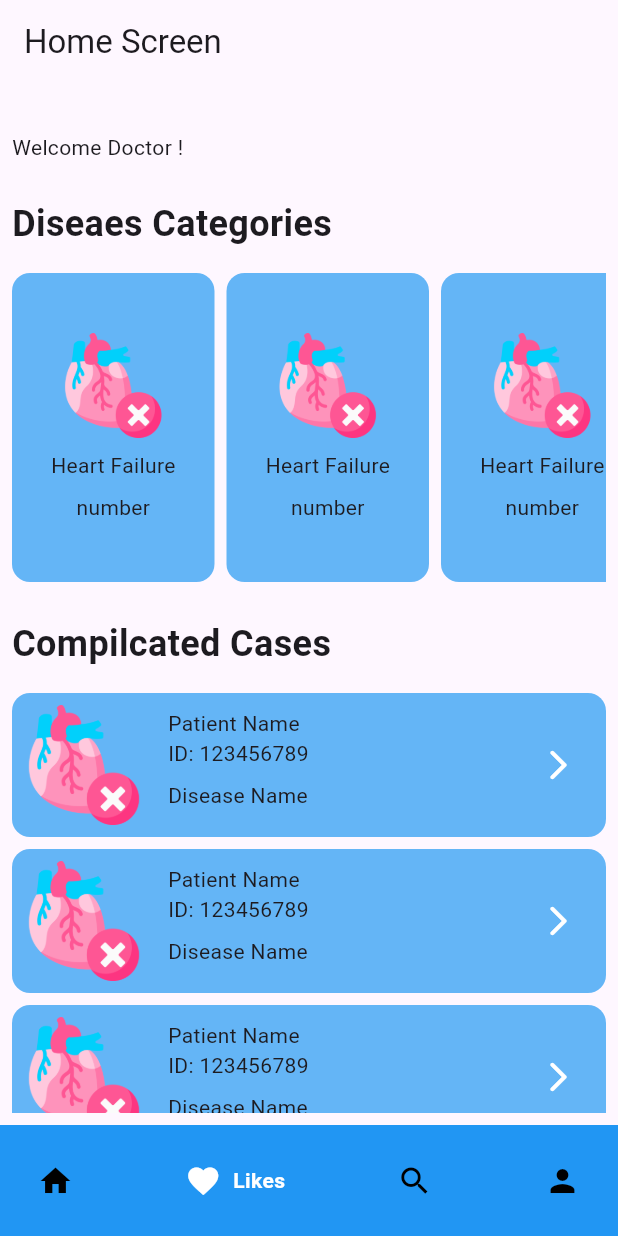
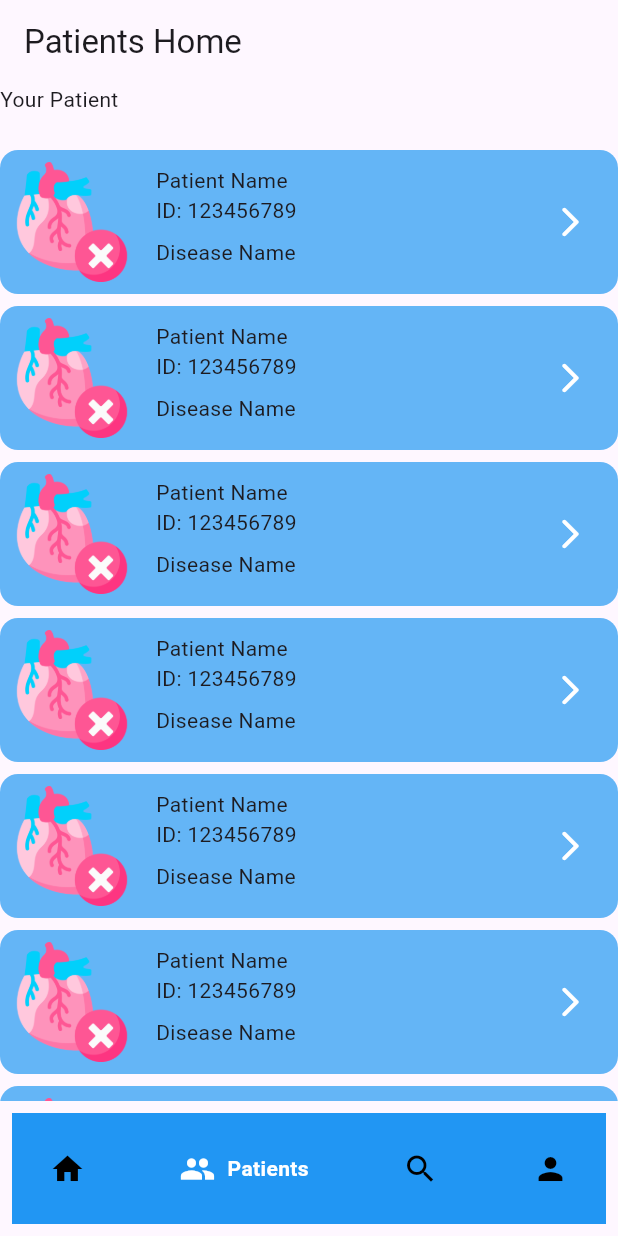
Before and after one commit to mostafa2026-code/my_graduation, a Flutter app: the MainScreen screen opened by its route, item 2 of the bottom bar chosen, on a phone screen of 412 x 824 dp. Run offline on Flutter 3.47's test engine with Material 3 defaults, Android fonts, the phone set to English and light mode, and no system bars; drawn by our look-alikes of google_nav_bar; our stand-ins replace bloc, cloud_firestore, firebase_auth, firebase_core, flutter_bloc, flutter_svg and 3 more; accounts and stored records are empty.

Commit message:
add patient in main

```diff
--- a/lib/core/const/my_images.dart
+++ b/lib/core/const/my_images.dart
@@ -10,7 +10,8 @@ class MyImages {
 
   static const String back = "assets/icons/backArrow.svg";
   static const String heartFailure = "assets/images/heart_failure.png";
-  static const String rheumaticFever = "assets/images/knee_pain.png";
+  static const String rheumatoidArthritis = "assets/images/knee_pain.png";
+  static const String rheumaticFever = "assets/images/patient_Icon.png";
 
   static final List<String> socialImages = [google, facebook, twitter];
 }
--- a/lib/core/navigation/my_routes.dart
+++ b/lib/core/navigation/my_routes.dart
@@ -4,16 +4,24 @@ import 'package:my_graduation/features/presentation/auth/login/pages/login_scree
 import 'package:my_graduation/features/presentation/auth/login/cubit/login_cubit.dart';
 import 'package:my_graduation/features/presentation/auth/register/cubit/register_cubit.dart';
 import 'package:my_graduation/features/presentation/auth/register/pages/register_screen.dart';
+import 'package:my_graduation/features/presentation/home/pages/home_screen.dart';
 import 'package:my_graduation/features/presentation/home/pages/main_screen.dart';
+import 'package:my_graduation/features/presentation/patient_details/pages/pateint_details.dart';
+import 'package:my_graduation/features/presentation/patients/pages/patients_home.dart';
 import 'package:my_graduation/features/presentation/splash/pages/splash_screen.dart';
 
 class MyRoutes {
   static const String login = '/login';
-  static const String home = '/home';
+  static const String main = '/home';
   static const String register = '/register';
   static const String splash = '/splash';
   static const String welcome = '/welcome';
   static const String onBoarding = '/onBoarding';
+  static const String home = '/home';
+  static const String profile = '/profile';
+  static const String search = '/search';
+  static const String patientsHome = '/patientsHome';
+  static const String patientDetails = '/patientDetails';
 
   static final GoRouter routes = GoRouter(
     initialLocation: splash,
@@ -37,7 +45,16 @@ class MyRoutes {
           child: const RegisterScreen(),
         ),
       ),
-      GoRoute(path: home, builder: (context, state) => const MainScreen()),
+      GoRoute(path: main, builder: (context, state) => const MainScreen()),
+      GoRoute(path: home, builder: (context, state) => const HomeScreen()),
+      GoRoute(
+        path: patientsHome,
+        builder: (context, state) => const PatientsHome(),
+      ),
+      GoRoute(
+        path: patientDetails,
+        builder: (context, state) => const PateintDetails(),
+      ),
     ],
   );
 }
--- a/lib/features/presentation/auth/register/pages/register_screen.dart
+++ b/lib/features/presentation/auth/register/pages/register_screen.dart
@@ -45,7 +45,7 @@ class _RegisterScreenState extends State<RegisterScreen> {
             mypop(context);
             isDialogShowing = false;
           }
-          mygo(context, MyRoutes.home, null);
+          mygo(context, MyRoutes.main, null);
         } else if (state is RegisterErrorState) {
           if (isDialogShowing) {
             mypop(context);
--- a/lib/features/presentation/home/pages/home_screen.dart
+++ b/lib/features/presentation/home/pages/home_screen.dart
@@ -14,6 +14,7 @@ class HomeScreen extends StatelessWidget {
   Widget build(BuildContext context) {
     return Scaffold(
       body: SafeArea(
+        child: SingleChildScrollView(
             child: Padding(
             padding: EdgeInsets.all(8),
             child: Column(
@@ -38,6 +39,7 @@ class HomeScreen extends StatelessWidget {
             ),
           ),
         ),
+      ),
     );
   }
 
--- a/lib/features/presentation/home/pages/main_screen.dart
+++ b/lib/features/presentation/home/pages/main_screen.dart
@@ -1,33 +1,57 @@
 import 'package:flutter/material.dart';
 import 'package:google_nav_bar/google_nav_bar.dart';
+import 'package:my_graduation/core/const/my_images.dart';
 import 'package:my_graduation/core/utils/my_colors.dart';
 import 'package:my_graduation/features/presentation/home/pages/home_screen.dart';
+import 'package:my_graduation/features/presentation/patients/pages/patients_home.dart';
 
-class MainScreen extends StatelessWidget {
+List<Widget> pages = [
+  HomeScreen(),
+  PatientsHome(),
+  Center(child: Text('Search Page')),
+  Center(child: Text('Profile Page')),
+];
+
+class MainScreen extends StatefulWidget {
   const MainScreen({super.key});
+
+  @override
+  State<MainScreen> createState() => _MainScreenState();
+}
+
+class _MainScreenState extends State<MainScreen> {
+  int selectedPage = 0;
 
   @override
   Widget build(BuildContext context) {
     return Scaffold(
-      appBar: AppBar(title: const Text('Home Screen')),
-      body: HomeScreen(),
+      body: pages[selectedPage],
       bottomNavigationBar: SafeArea(
+        child: Padding(
+          padding: const EdgeInsets.all(8.0),
           child: GNav(
+            tabBorderRadius: 16,
             backgroundColor: MyColors.primary,
             activeColor: Colors.white,
             style: GnavStyle.google,
             gap: 8,
+            selectedIndex: selectedPage,
 
-          onTabChange: (value) {},
+            onTabChange: (value) {
+              setState(() {
+                selectedPage = value;
+              });
+            },
 
             tabs: [
               GButton(icon: Icons.home, text: 'Home'),
-            GButton(icon: Icons.favorite, text: 'Likes'),
+              GButton(icon: Icons.people, text: 'Patients'),
               GButton(icon: Icons.search, text: 'Search'),
               GButton(icon: Icons.person, text: 'Profile'),
             ],
           ),
         ),
+      ),
     );
   }
 }
--- a/lib/features/presentation/home/widgets/complicated_cases_list_view.dart
+++ b/lib/features/presentation/home/widgets/complicated_cases_list_view.dart
@@ -7,9 +7,9 @@ class ComplicatedCasesListView extends StatelessWidget {
 
   @override
   Widget build(BuildContext context) {
-    return Expanded(
-      child: ListView.separated(
-        physics: BouncingScrollPhysics(),
+    return ListView.separated(
+      shrinkWrap: true,
+      physics: NeverScrollableScrollPhysics(),
       scrollDirection: Axis.vertical,
       itemBuilder: (context, index) {
         return PatientCard();
@@ -18,7 +18,6 @@ class ComplicatedCasesListView extends StatelessWidget {
         return Gap(8);
       },
       itemCount: 10,
-      ),
     );
   }
 }
--- /dev/null
+++ b/lib/features/presentation/patient_details/pages/pateint_details.dart
@@ -0,0 +1,11 @@
+import 'package:flutter/material.dart';
+import 'package:flutter/widgets.dart';
+
+class PateintDetails extends StatelessWidget {
+  const PateintDetails({super.key});
+
+  @override
+  Widget build(BuildContext context) {
+    return Scaffold(body: Center(child: Text("Patient Details")));
+  }
+}
--- /dev/null
+++ b/lib/features/presentation/patients/pages/patients_home.dart
@@ -0,0 +1,36 @@
+import 'package:flutter/material.dart';
+import 'package:gap/gap.dart';
+import 'package:my_graduation/features/presentation/home/widgets/patient_card.dart';
+
+class PatientsHome extends StatelessWidget {
+  const PatientsHome({super.key});
+
+  @override
+  Widget build(BuildContext context) {
+    return Scaffold(
+      appBar: AppBar(title: const Text('Patients Home')),
+      body: SingleChildScrollView(
+        physics: const BouncingScrollPhysics(),
+        child: Column(
+          mainAxisAlignment: MainAxisAlignment.start,
+          crossAxisAlignment: CrossAxisAlignment.start,
+          children: [
+            Text("Your Patient"),
+            Gap(24),
+            ListView.separated(
+              physics: const NeverScrollableScrollPhysics(),
+              shrinkWrap: true,
+              itemCount: 10,
+              separatorBuilder: (BuildContext context, int index) {
+                return Gap(8);
+              },
+              itemBuilder: (BuildContext context, int index) {
+                return PatientCard();
+              },
+            ),
+          ],
+        ),
+      ),
+    );
+  }
+}
--- a/pubspec.yaml
+++ b/pubspec.yaml
@@ -19,7 +19,7 @@ dependencies:
   go_router: ^17.0.0
   lottie: 3.3.1
   path_provider: ^2.0.15
-  google_nav_bar: ^5.0.7
+  google_nav_bar: ^5.0.6
 
 dev_dependencies:
   flutter_lints: ^5.0.0
```
Also changed, not shown: assets/images/patient_Icon.png (added), lib/features/presentation/add_edit_patient/pages/add_edit_patient.dart (added). Lines whose indentation alone changed are shown as unchanged.
